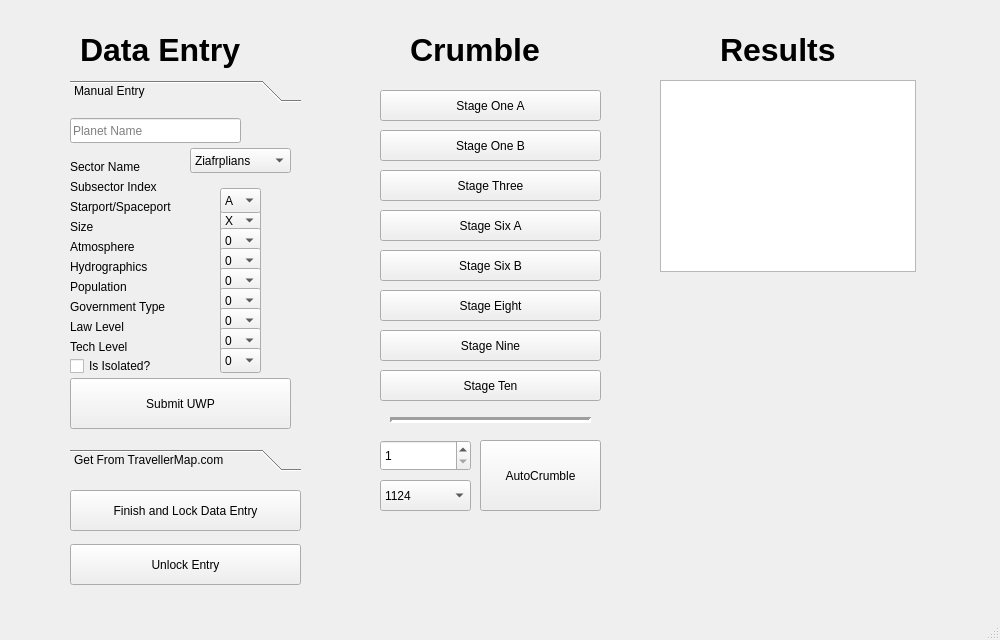
First picture: the form in mainwindow.ui, repository Penultimate-Panacea/World-Crumbler, before the edit.
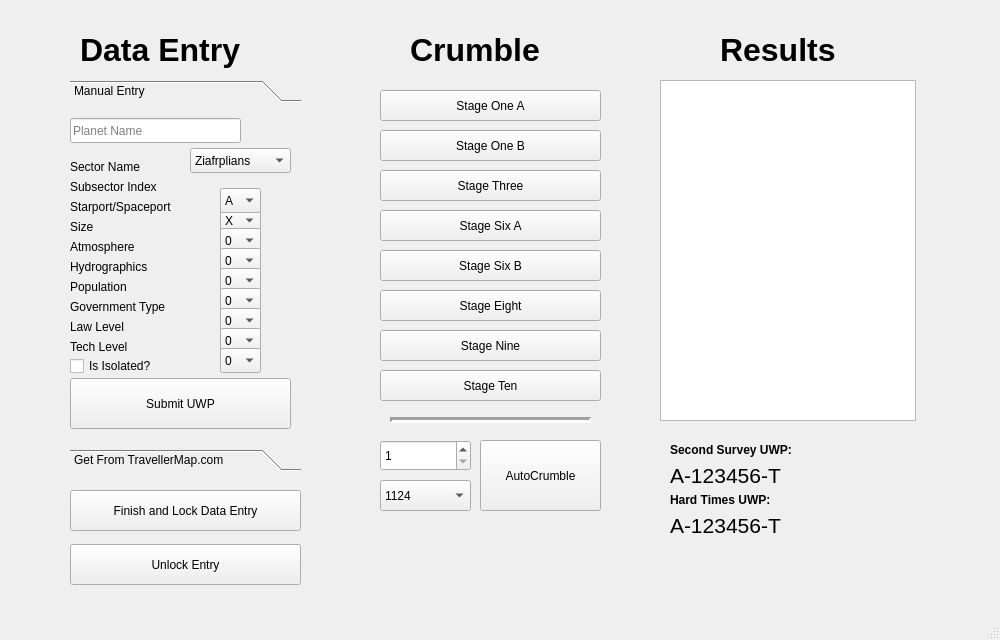
Second picture: the form after the edit.

Commit message: Added Results Window Functionality

The edit to the form file:
```diff
--- a/mainwindow.ui
+++ b/mainwindow.ui
@@ -2477,10 +2477,68 @@
       <x>660</x>
       <y>80</y>
       <width>256</width>
-      <height>192</height>
+      <height>341</height>
      </rect>
     </property>
    </widget>
+   <widget class="QLabel" name="label_16">
+    <property name="geometry">
+     <rect>
+      <x>670</x>
+      <y>440</y>
+      <width>161</width>
+      <height>21</height>
+     </rect>
+    </property>
+    <property name="text">
+     <string>&lt;html&gt;&lt;head/&gt;&lt;body&gt;&lt;p&gt;&lt;span style=&quot; font-weight:600;&quot;&gt;Second Survey UWP:&lt;/span&gt;&lt;/p&gt;&lt;/body&gt;&lt;/html&gt;</string>
+    </property>
+   </widget>
+   <widget class="QLabel" name="label_17">
+    <property name="geometry">
+     <rect>
+      <x>670</x>
+      <y>490</y>
+      <width>161</width>
+      <height>21</height>
+     </rect>
+    </property>
+    <property name="text">
+     <string>&lt;html&gt;&lt;head/&gt;&lt;body&gt;&lt;p&gt;&lt;span style=&quot; font-weight:600;&quot;&gt;Hard Times UWP:&lt;/span&gt;&lt;/p&gt;&lt;/body&gt;&lt;/html&gt;</string>
+    </property>
+   </widget>
+   <widget class="QLabel" name="SecondSurveyLabel">
+    <property name="geometry">
+     <rect>
+      <x>670</x>
+      <y>460</y>
+      <width>211</width>
+      <height>31</height>
+     </rect>
+    </property>
+    <property name="text">
+     <string>&lt;html&gt;&lt;head/&gt;&lt;body&gt;&lt;p&gt;&lt;span style=&quot; font-size:16pt;&quot;&gt;A-123456-T&lt;/span&gt;&lt;/p&gt;&lt;/body&gt;&lt;/html&gt;</string>
+    </property>
+    <property name="scaledContents">
+     <bool>false</bool>
+    </property>
+   </widget>
+   <widget class="QLabel" name="HardTimesLabel">
+    <property name="geometry">
+     <rect>
+      <x>670</x>
+      <y>510</y>
+      <width>211</width>
+      <height>31</height>
+     </rect>
+    </property>
+    <property name="text">
+     <string>&lt;html&gt;&lt;head/&gt;&lt;body&gt;&lt;p&gt;&lt;span style=&quot; font-size:16pt;&quot;&gt;A-123456-T&lt;/span&gt;&lt;/p&gt;&lt;/body&gt;&lt;/html&gt;</string>
+    </property>
+    <property name="scaledContents">
+     <bool>false</bool>
+    </property>
+   </widget>
   </widget>
   <widget class="QMenuBar" name="menubar">
    <property name="geometry">
```
The commit also changes 1 other file.
